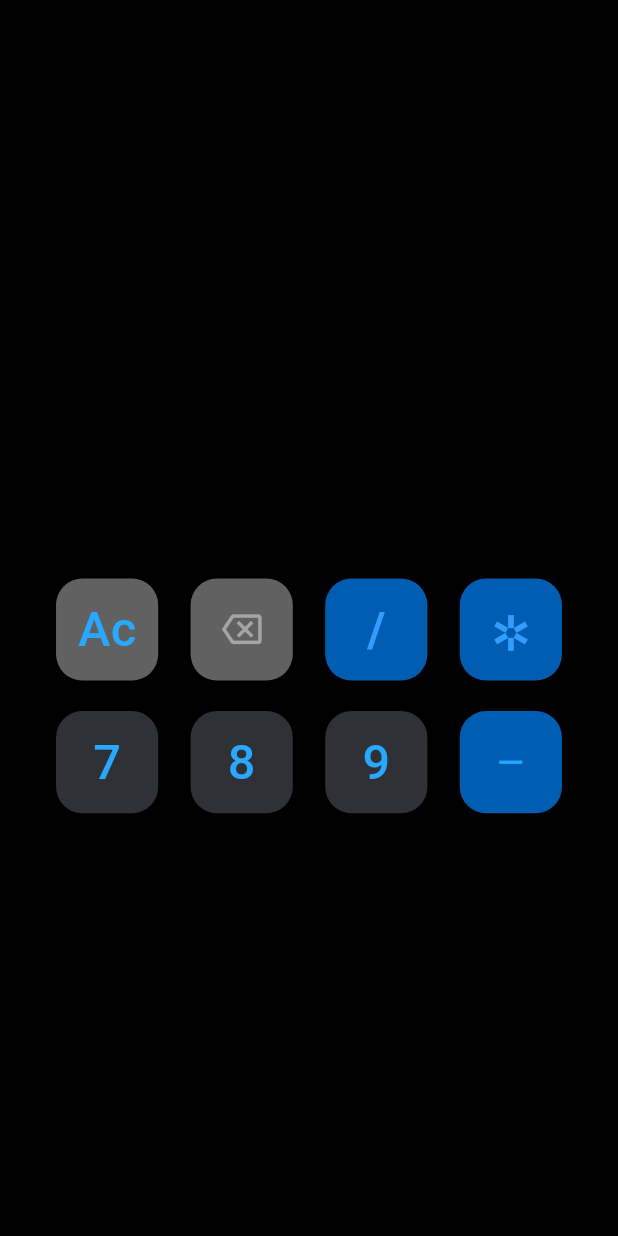
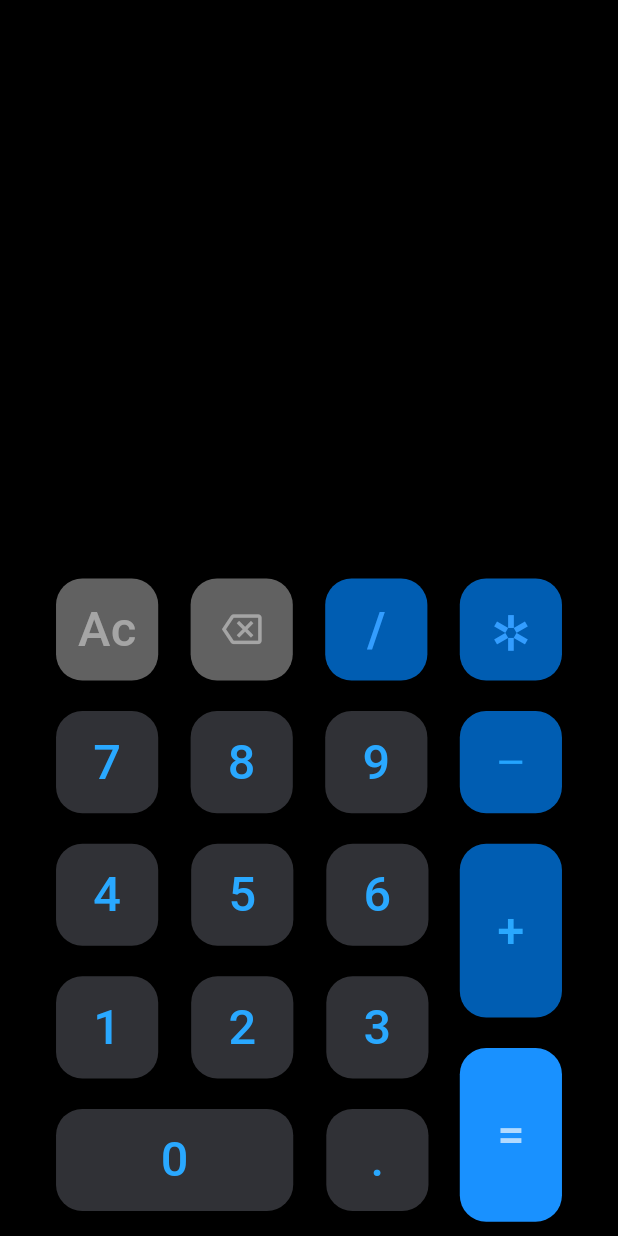
Before and after one commit to amantyagi8630/easycalculator, a Flutter app: the screen it shows after launch, on a phone screen of 412 x 824 dp. Run offline on Flutter 3.47's test engine with Material 3 defaults, Android fonts, the light colour scheme and no system bars; our stand-ins replace equatable, flutter_bloc, flutter_screenutil.

Commit message:
design complete

```diff
--- a/lib/presentation/screens/calculator_screen/calculator_screen.dart
+++ b/lib/presentation/screens/calculator_screen/calculator_screen.dart
@@ -21,6 +21,7 @@ class CalculatorScreen extends StatelessWidget {
                 CalculatorButton(
                   label: 'Ac',
                   color: Color(0xff616161),
+                  textColor: Color(0xffA5A5A5),
                 ),
                 CalculatorIconButton(
                   icon: Icons.backspace_outlined,
@@ -53,47 +54,50 @@ class CalculatorScreen extends StatelessWidget {
               ],
             ),
             SizedBox(height: 20.h),
-            /* Row(
+            Row(
               crossAxisAlignment: CrossAxisAlignment.start,
               children: [
-                Column(
+                SizedBox(
+                  width: 226.w,
+                  child: Column(
                     children: [
-                    const ButtonRow(buttons: [
+                      const Row(
+                        mainAxisAlignment: MainAxisAlignment.spaceBetween,
+                        children: [
                           CalculatorButton(label: '4'),
                           CalculatorButton(label: '5'),
                           CalculatorButton(label: '6'),
-                    ]),
+                        ],
+                      ),
                       SizedBox(height: 20.h),
-                    const ButtonRow(
-                      buttons: [
+                      const Row(
+                        mainAxisAlignment: MainAxisAlignment.spaceBetween,
+                        children: [
                           CalculatorButton(label: '1'),
                           CalculatorButton(label: '2'),
                           CalculatorButton(label: '3'),
                         ],
                       ),
                       SizedBox(height: 20.h),
-                    /* Row(
+                      Row(
+                        mainAxisAlignment: MainAxisAlignment.spaceBetween,
                         children: [
-                        Expanded(
-                          child: CalculatorButton(
-                            label: '0',
-                            width: 144.w,
+                          CalculatorButton(label: '0', width: 131.w),
+                          const CalculatorButton(label: '.'),
+                        ],
+                      ),
+                    ],
                   ),
                 ),
-                        SizedBox(width: 20.w),
-                        const CalculatorButton(label: '.'),
-                      ],
-                    ), */
-                  ],
-                ),
-                SizedBox(width: 20.w),
+                SizedBox(width: 19.w),
                 Column(
                   children: [
                     CalculatorButton(
                       label: '+',
                       height: 96.w,
+                      color: Color(0xff005DB2),
                     ),
-                    SizedBox(height: 34.h),
+                    SizedBox(height: 20.h),
                     CalculatorButton(
                       label: '=',
                       color: const Color(0xff1991FF),
@@ -103,7 +107,7 @@ class CalculatorScreen extends StatelessWidget {
                   ],
                 ),
               ],
-            ), */
+            ),
           ],
         ),
       ),
```
Lines whose indentation alone changed are shown as unchanged.
